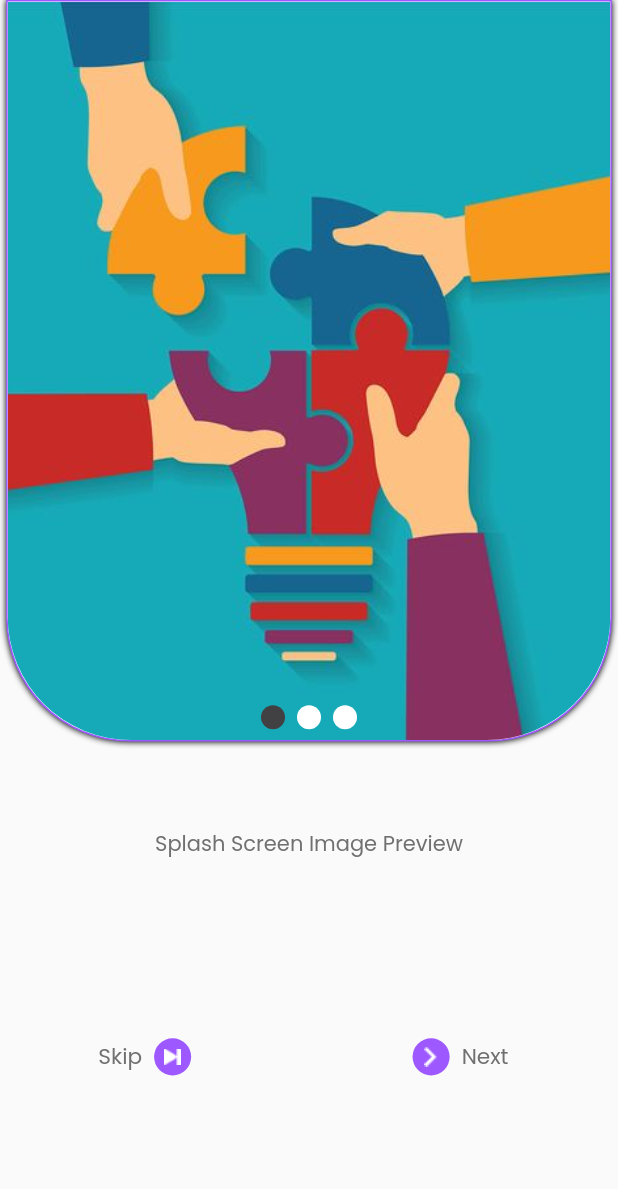
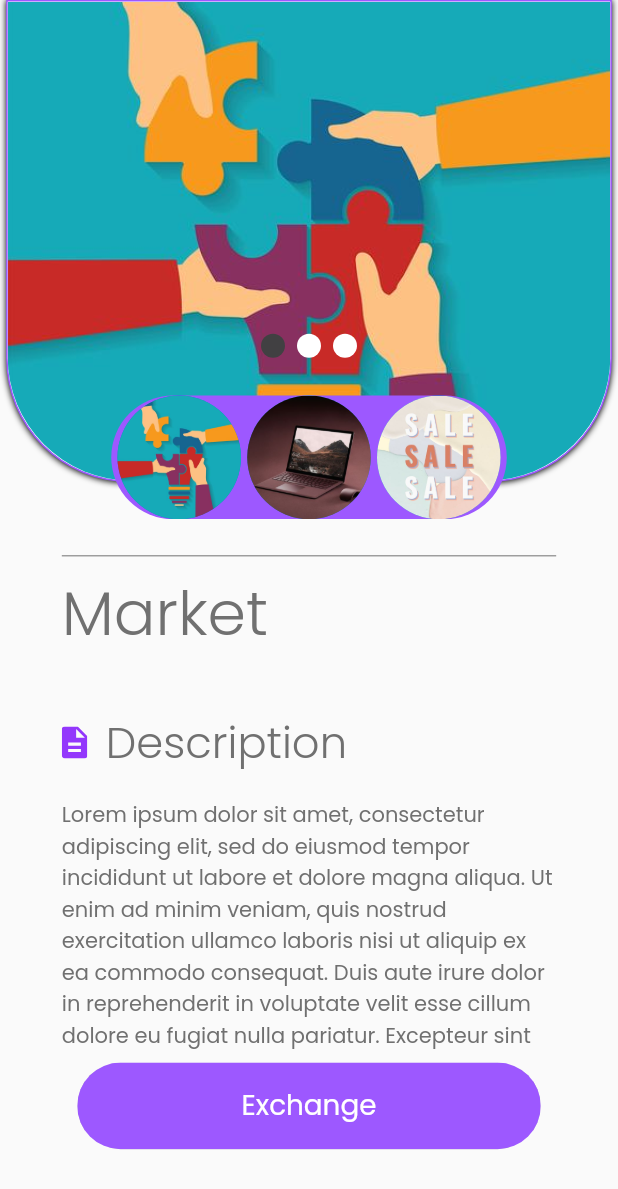
Before and after one commit to ahmad20066/padilni, a Flutter app: the screen it shows after launch, on a phone screen of 412 x 824 dp. Shown: the top 1189 px of the screen. Run offline on Flutter 3.47's test engine with Material 2 defaults, Android fonts, the phone set to English and light mode, and no system bars; drawn by our look-alikes of smooth_page_indicator; our stand-ins replace device_info_plus, dio, firebase_core, firebase_messaging, flutter_local_notifications, flutter_svg and 4 more; accounts and stored records are empty.

Commit message:
details added

```diff
--- a/lib/main.dart
+++ b/lib/main.dart
@@ -4,7 +4,7 @@ import 'package:firebase_core/firebase_core.dart';
 import 'package:flutter/material.dart';
 import 'package:get/get.dart';
 import 'package:padilni/data/remote/diohelper.dart';
-import 'package:padilni/presentation/splashscreen/splash_screen.dart';
+import 'package:padilni/presentation/details_screen/details_screen.dart';
 import 'package:padilni/services/notification_config.dart';
 import 'package:padilni/utils/lang/translations.dart';
 import 'package:padilni/utils/local/shared.dart';
@@ -58,6 +58,6 @@ class MyApp extends StatelessWidget {
             : Get.deviceLocale,
         fallbackLocale: const Locale('ar'),
         debugShowCheckedModeBanner: false,
-        home: SplashScreen());
+        home: DetailsScreen());
   }
 }
--- /dev/null
+++ b/lib/presentation/details_screen/details_screen.dart
@@ -0,0 +1,63 @@
+import 'package:flutter/material.dart';
+import 'package:flutter_svg/flutter_svg.dart';
+import 'package:get/get.dart';
+import 'package:padilni/presentation/details_screen/widgets/first_component.dart';
+import 'package:padilni/utils/colors.dart';
+import 'package:padilni/utils/widgets/custom_button.dart';
+import 'package:padilni/utils/widgets/get_height.dart';
+import 'package:padilni/utils/widgets/get_width.dart';
+
+
+class DetailsScreen extends StatelessWidget {
+  const DetailsScreen({super.key});
+
+  @override
+  Widget build(BuildContext context) {
+    return Scaffold(
+     body: Column(
+          children: [
+             const  DetailsPageView() ,
+            Padding(padding: EdgeInsets.symmetric(horizontal: Get.width*0.1),
+            child: const Divider(color: AppColors.fourthColor,),) ,
+
+            Padding(
+              padding:  EdgeInsets.symmetric(horizontal: Get.width*0.1),
+              child: Row(children: [
+                Text("Market" ,style: Theme.of(context).textTheme.bodyLarge!.
+                copyWith(fontSize: Get.width*0.1 ,
+                fontWeight: FontWeight.w300 ,
+                color: AppColors.fourthColor ),)
+              ],),
+            ) ,
+
+            GetHeight(height: Get.height*0.04),
+            Padding(
+              padding:  EdgeInsets.symmetric(horizontal: Get.width*0.1),
+              child: Column(
+                children: [
+                  Row(children: [
+                    SvgPicture.asset("assets/images/description.svg") ,
+                    GetWidth(width: Get.width*0.03),
+                     Text("Description" ,style: Theme.of(context).textTheme.bodyLarge!.
+                    copyWith(fontSize: Get.width*0.07 ,
+                    fontWeight: FontWeight.w300 ,
+                    color: AppColors.fourthColor ),)  ,
+                  ],),
+                    GetHeight(height: Get.height*0.02),
+                    Text("Lorem ipsum dolor sit amet, consectetur adipiscing elit, sed do eiusmod tempor incididunt ut labore et dolore magna aliqua. Ut enim ad minim veniam, quis nostrud exercitation ullamco laboris nisi ut aliquip ex ea commodo consequat. Duis aute irure dolor in reprehenderit in voluptate velit esse cillum dolore eu fugiat nulla pariatur. Excepteur sint"),
+
+                    GetHeight(height: Get.height*0.009),
+                    CustomButton(onpressed: (){},
+                     buttomColor: AppColors.secondaryColor,
+                     child: Text("Exchange",style: Theme.of(context).textTheme.bodyMedium!
+                     .copyWith(color: AppColors.primaryColor ,
+                       fontSize: Get.width*0.045),),
+                    )
+                ],
+              ),
+            )
+            ],
+          ),
+      );
+  }
+}
--- /dev/null
+++ b/lib/presentation/details_screen/logic/details_binding.dart
@@ -0,0 +1,10 @@
+import 'package:get/get.dart';
+
+class DetailsBinding extends Bindings
+{
+  @override
+  void dependencies() {
+
+  }
+
+}
--- /dev/null
+++ b/lib/presentation/details_screen/logic/details_controller.dart
@@ -0,0 +1,7 @@
+import 'package:get/get.dart';
+
+class DetailsController extends GetxController
+{
+
+
+}
--- /dev/null
+++ b/lib/presentation/details_screen/widgets/first_component.dart
@@ -0,0 +1,107 @@
+import 'package:flutter/material.dart';
+import 'package:get/get.dart';
+import 'package:padilni/presentation/onboarding/widget/page_view_widget.dart';
+import 'package:padilni/utils/colors.dart';
+import 'package:padilni/utils/widgets/get_height.dart';
+import 'package:padilni/utils/widgets/get_width.dart';
+import 'package:smooth_page_indicator/smooth_page_indicator.dart';
+
+class DetailsPageView extends StatefulWidget {
+  const DetailsPageView({super.key});
+
+  @override
+  State<DetailsPageView> createState() => _DetailsPageViewState();
+}
+
+class _DetailsPageViewState extends State<DetailsPageView> {
+  int cnt =0 ;
+var controller = PageController(initialPage: 0);
+  @override
+  Widget build(BuildContext context) {
+    return  SizedBox(
+          height: Get.height*0.44,
+          child: Stack(
+            alignment: Alignment.topCenter,
+            children: [
+              SizedBox(
+                height: Get.height*0.4,
+                child: Stack(
+                  alignment: Alignment.topCenter,
+                  children: [
+                    PageView(
+                    onPageChanged: (value) {
+                      setState(() {
+                        cnt= value;
+                      });  },
+               controller: controller,
+               children:const [
+                     CustomPageWidget(imagePath: "assets/images/onboarding1.png" ),
+                     CustomPageWidget(imagePath: "assets/images/onboarding2.png",),
+                     CustomPageWidget(imagePath: "assets/images/onboarding3.jpg",)
+               ],
+           ),
+              Padding(
+         padding: EdgeInsets.all(Get.width*0.04),
+         child: Column(
+           children: [
+            GetHeight(height: Get.height*0.25) ,
+             SmoothPageIndicator(
+             controller:controller,
+             count:3,
+             effect: const WormEffect(
+             activeDotColor: AppColors.thirdColor ,
+             dotColor: AppColors.primaryColor
+        ),),
+           ],
+         ),)],),) ,
+          SizedBox(
+            height: Get.height*0.42,
+            child: Stack(
+              alignment: Alignment.bottomCenter,
+              children: [
+                Container(
+                  decoration: BoxDecoration(
+                    color: AppColors.secondaryColor,
+                    borderRadius: BorderRadius.circular(Get.width*0.1)),
+                  height: Get.height*0.1 ,
+                  width: Get.width*0.64,
+                  child: Row(children: [
+                    GetWidth(width: Get.width*0.01),
+                    InkWell(
+                      onTap: (){
+                        controller.jumpToPage(0);
+
+                      },
+                      child: CircleAvatar(
+                        radius: Get.width*0.1,
+                      backgroundImage: AssetImage("assets/images/onboarding1.png"),),
+                    ) ,
+                       GetWidth(width: Get.width*0.01),
+
+                       InkWell(
+                        onTap: (){
+                      controller.jumpToPage(1);
+                        },
+                         child: CircleAvatar(
+                                backgroundImage: AssetImage("assets/images/onboarding2.png"),
+                               radius: Get.width*0.1,),
+                       ),
+
+                      GetWidth(width: Get.width*0.01),
+
+                       InkWell(
+                        onTap: (){
+                controller.jumpToPage(2);
+                        },
+                         child: CircleAvatar(
+                    radius: Get.width*0.1,
+                   backgroundImage: AssetImage("assets/images/onboarding3.jpg"),),
+                       )
+                  ]),
+                ),
+              ],
+            ),
+          )
+           ] ));
+  }
+}
--- a/lib/presentation/main_screen/controller/navbar_controller.dart
+++ b/lib/presentation/main_screen/controller/navbar_controller.dart
@@ -1,6 +1,7 @@
 import 'package:flutter/material.dart';
 import 'package:get/get.dart';
 import 'package:padilni/presentation/home/screen/home_page.dart';
+import 'package:padilni/presentation/profile/profile_screen.dart';
 import 'package:padilni/presentation/search/screens/search_screen.dart';
 
 class NavbarController extends GetxController {
@@ -9,6 +10,6 @@ class NavbarController extends GetxController {
     HomePage(),
     SearchScreen(),
     Container(),
-    Container(),
+    ProfileScreen(),
   ];
 }
--- a/lib/presentation/main_screen/screen/main_screen.dart
+++ b/lib/presentation/main_screen/screen/main_screen.dart
@@ -22,10 +22,11 @@ class MainScreen extends StatelessWidget {
       ),
       floatingActionButtonLocation: FloatingActionButtonLocation.centerDocked,
       bottomNavigationBar: BottomAppBar(
+
           height: Get.height * 0.1,
           color: Colors.white,
           shape: const CircularNotchedRectangle(),
-          notchMargin: Get.width*0.055,
+          notchMargin: Get.width*0.05,
           child: Obx(
             () => Row(
               children: <Widget>[
--- a/lib/presentation/onboarding/widget/page_view_widget.dart
+++ b/lib/presentation/onboarding/widget/page_view_widget.dart
@@ -14,7 +14,7 @@ final String imagePath;
         children: [
 
             Container(
-              height: Get.height*0.6,
+              height: Get.height*0.39,
               width: Get.width,
              decoration: BoxDecoration(
               color:AppColors.primaryColor,
--- a/lib/presentation/profile/profile_screen.dart
+++ b/lib/presentation/profile/profile_screen.dart
@@ -11,7 +11,8 @@ class ProfileScreen extends StatelessWidget {
   Widget build(BuildContext context) {
     return  Scaffold(
       appBar: AppBar(title: Text("Profile".tr,
-      style: Theme.of(context).textTheme.bodyMedium!.copyWith(fontWeight: FontWeight.w600),
+      style: Theme.of(context).textTheme.bodyMedium!.copyWith(fontWeight: FontWeight.w600 ,
+      fontSize: Get.width*0.05),
       ),
       centerTitle: true,
       backgroundColor: Theme.of(context).scaffoldBackgroundColor,
@@ -20,7 +21,7 @@ class ProfileScreen extends StatelessWidget {
       body: Column(
         crossAxisAlignment: CrossAxisAlignment.center,
         children: [
-          GetHeight(height: Get.height*0.02),
+          GetHeight(height: Get.height*0.005),
 
           Center(
             child: CircleAvatar(radius: Get.width*0.17
@@ -45,7 +46,15 @@ class ProfileScreen extends StatelessWidget {
 
               GetHeight(height: Get.height*0.03),
 
-              CustomProfileItem()
+              CustomProfileItem(svgUrl: "assets/images/heart.svg",text: "favourites",) ,
+              GetHeight(height: Get.height*0.02),
+              CustomProfileItem(svgUrl: "assets/images/text.svg",text: "Languages",) ,
+               GetHeight(height: Get.height*0.02),
+              CustomProfileItem(svgUrl: "assets/images/notification.svg",text: "Notifications",) ,
+               GetHeight(height: Get.height*0.02),
+              CustomProfileItem(svgUrl: "assets/images/unlock_password.svg",text: "change password") ,
+
+
 
 
 
--- a/lib/presentation/profile/widgets/custom_profile_list_item.dart
+++ b/lib/presentation/profile/widgets/custom_profile_list_item.dart
@@ -1,9 +1,15 @@
 import 'package:flutter/material.dart';
+import 'package:flutter_svg/flutter_svg.dart';
 import 'package:get/get.dart';
+import 'package:padilni/utils/colors.dart';
+import 'package:padilni/utils/widgets/get_width.dart';
 
 class CustomProfileItem extends StatelessWidget {
-  const CustomProfileItem({super.key});
-
+  const CustomProfileItem({super.key,
+  this.svgUrl,
+  this.text});
+ final String? svgUrl ;
+ final String? text;
   @override
   Widget build(BuildContext context) {
     return SizedBox(
@@ -25,6 +31,16 @@ class CustomProfileItem extends StatelessWidget {
                   ),
                   height: Get.height*0.1,
                   width: Get.width*0.8,
+                  child: Padding(
+                    padding:  EdgeInsets.all(Get.width*0.025),
+                    child: Row(children: [
+                       CircleAvatar(radius: Get.width*0.06,
+                       backgroundColor: AppColors.settingItemColor,
+                       child: SvgPicture.asset(svgUrl!),) ,
+                       GetWidth(width: Get.width*0.05),
+                       Text(text!)
+                        ]),
+                  ) ,
                 ),
               ],
             ),
--- a/lib/utils/colors.dart
+++ b/lib/utils/colors.dart
@@ -23,5 +23,7 @@ class AppColors
 
   static const Color facebookColor = Color(0xff367FC0);
 
+  static const Color settingItemColor = Color(0xffD8D8D8);
+
 
 }
--- a/lib/utils/routes/app_routes.dart
+++ b/lib/utils/routes/app_routes.dart
@@ -1,3 +1,4 @@
+
 import 'package:get/get.dart';
 import 'package:padilni/presentation/auth/login/controller/login_binding.dart';
 import 'package:padilni/presentation/auth/login/login_page.dart';
@@ -6,6 +7,7 @@ import 'package:padilni/presentation/auth/signup/logic/sign_up_binding.dart';
 import 'package:padilni/presentation/auth/signup/sign_up_page.dart';
 import 'package:padilni/presentation/auth/verification/logic/verification_binding.dart';
 import 'package:padilni/presentation/auth/verification/verification_page.dart';
+import 'package:padilni/presentation/details_screen/details_screen.dart';
 import 'package:padilni/presentation/main_screen/screen/main_screen.dart';
 import 'package:padilni/presentation/onboarding/onboarding_page.dart';
 import 'package:padilni/presentation/splashscreen/splash_screen.dart';
@@ -25,6 +27,8 @@ class AppRoutes {
 
   static const verificationCode = "/verification";
 
+  static const detailsScreen = '/details';
+
   static List<GetPage> appRoutes = [
     GetPage(name: base, page: () => SplashScreen()),
 
@@ -38,6 +42,10 @@ class AppRoutes {
 
     GetPage(name: signUp, page: ()=>SignUpPage(),binding: SignUpBinding()) ,
 
-    GetPage(name: verificationCode, page: ()=>VerificationPage() , binding: VerificationBinding())
+    GetPage(name: verificationCode, page: ()=>VerificationPage() , binding: VerificationBinding()) ,
+
+    GetPage(name:detailsScreen , page: ()=> DetailsScreen())
+
+
   ];
 }
```
Also changed, not shown: assets/images/description.svg (added).
